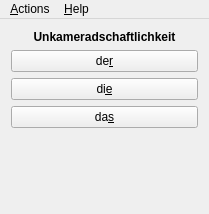
lawand/gngt, file mainwindow.ui: the form before one commit.
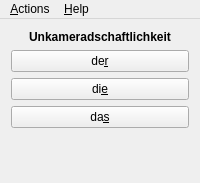
The form after the commit.

```diff
--- a/mainwindow.ui
+++ b/mainwindow.ui
@@ -2,14 +2,6 @@
 <ui version="4.0">
  <class>MainWindow</class>
  <widget class="QMainWindow" name="MainWindow">
-  <property name="geometry">
-   <rect>
-    <x>0</x>
-    <y>0</y>
-    <width>209</width>
-    <height>214</height>
-   </rect>
-  </property>
   <property name="windowTitle">
    <string>GNGT</string>
   </property>
@@ -82,8 +74,8 @@
     <rect>
      <x>0</x>
      <y>0</y>
-     <width>209</width>
-     <height>27</height>
+     <width>160</width>
+     <height>20</height>
     </rect>
    </property>
    <widget class="QMenu" name="menuFile">
```
